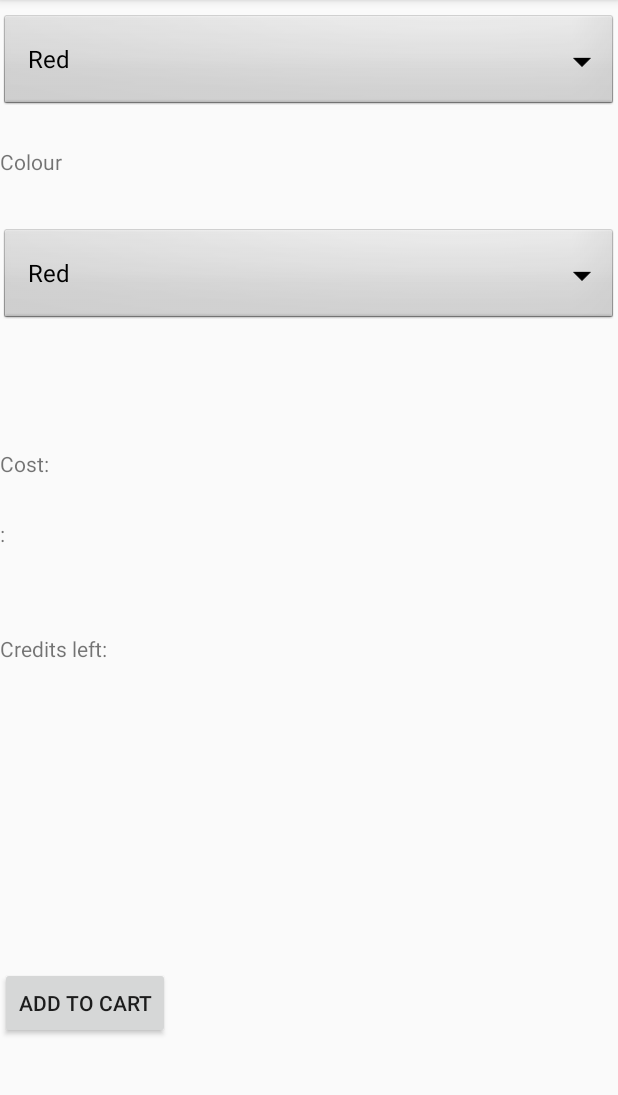
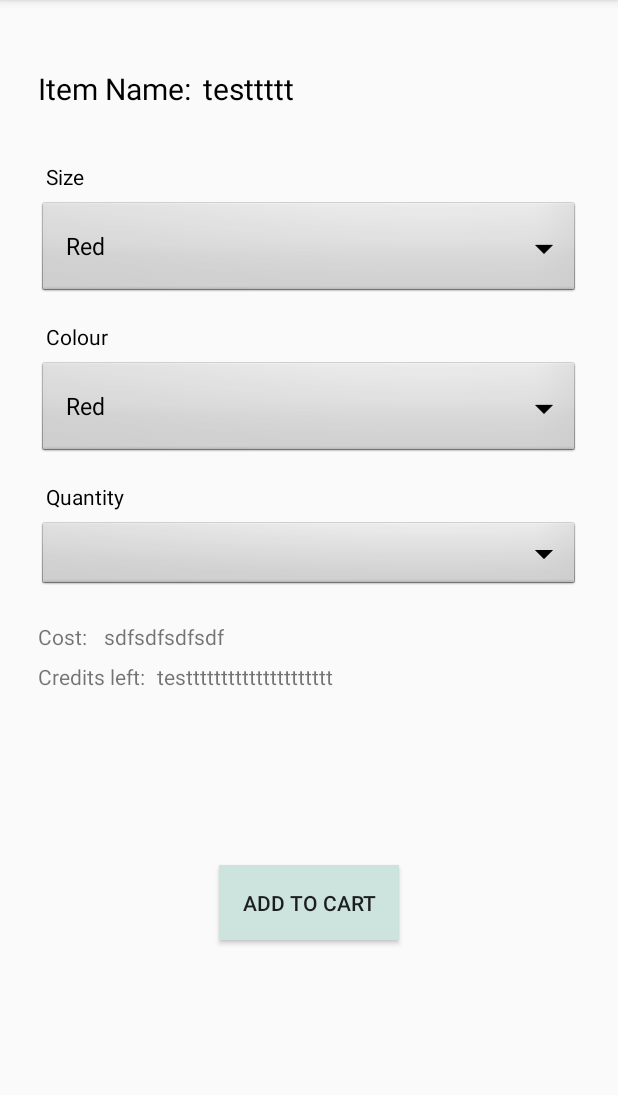
Before and after one commit to Phoshco/CodeExpDeez, an Android app: the ViewEmartItem screen opened directly, with no data from a screen before it, on a phone screen of 412 x 824 dp, the part 84-1179 px from its top. Run offline under Robolectric (Android 15) with nearby library versions, the phone set to English and light mode, and no system bars.

Commit message:
eMart changes

```diff
--- a/app/src/main/java/com/example/codeexpdeez/MainActivity.java
+++ b/app/src/main/java/com/example/codeexpdeez/MainActivity.java
@@ -24,6 +24,11 @@ public class MainActivity extends AppCompatActivity {
         super.onCreate(savedInstanceState);
         Intent intent = getIntent();
 
+        // this hides action bar for all activites
+        if (getSupportActionBar() != null) {
+            getSupportActionBar().hide();
+        }
+
         binding = ActivityMainBinding.inflate(getLayoutInflater());
         setContentView(binding.getRoot());
 
--- a/app/src/main/res/drawable/box_display.xml
+++ b/app/src/main/res/drawable/box_display.xml
@@ -2,8 +2,8 @@
 <selector xmlns:android="http://schemas.android.com/apk/res/android">
     <item>
         <shape android:shape="rectangle">
-            <solid android:color="@color/teal_200"/>
-            <corners android:radius="15dp"/>
+            <solid android:color="#a4c3b2"/>
+            <corners android:radius="10dp"/>
         </shape>
     </item>
 </selector>
--- a/app/src/main/res/layout/activity_view_emart_item.xml
+++ b/app/src/main/res/layout/activity_view_emart_item.xml
@@ -1,92 +1,170 @@
 <?xml version="1.0" encoding="utf-8"?>
-<RelativeLayout xmlns:android="http://schemas.android.com/apk/res/android"
+<androidx.constraintlayout.widget.ConstraintLayout xmlns:android="http://schemas.android.com/apk/res/android"
     xmlns:app="http://schemas.android.com/apk/res-auto"
     xmlns:tools="http://schemas.android.com/tools"
     android:layout_width="match_parent"
     android:layout_height="match_parent"
+    android:padding="25dp"
     tools:context=".ViewEmartItem">
 
 
     <TextView
-        android:id="@+id/textViewSize"
+        android:id="@+id/itemnametext"
         android:layout_width="wrap_content"
         android:layout_height="wrap_content"
-        android:layout_above="@+id/spinnerSize"
-        android:layout_marginBottom="11dp"
         android:layout_weight="1"
-        android:text="Size" />
+        android:layout_marginTop="20dp"
+        android:text="Item Name:"
+        android:textColor="@color/black"
+        android:textSize="20dp"
+        app:layout_constraintStart_toStartOf="parent"
+        app:layout_constraintTop_toTopOf="parent"
+        app:layout_constraintRight_toLeftOf="@id/emptytextview"/>
+
+    <TextView
+        android:id="@+id/emptytextview"
+        android:layout_width="280dp"
+        android:layout_height="wrap_content"
+        android:layout_weight="1"
+        android:layout_marginTop="20dp"
+        android:textColor="@color/black"
+        android:layout_marginLeft="8dp"
+        android:ellipsize="end"
+        android:maxLines="1"
+        android:textSize="20dp"
+        android:scrollHorizontally="true"
+        android:text="testtttt"
+        app:layout_constraintTop_toTopOf="parent"
+        app:layout_constraintLeft_toRightOf="@id/itemnametext"
+        />
+
+    <TextView
+        android:id="@+id/textViewSize"
+        android:layout_width="match_parent"
+        android:layout_height="wrap_content"
+        android:layout_weight="1"
+        android:layout_marginTop="30dp"
+        android:padding="5dp"
+        android:text="Size"
+        android:textColor="@color/black"
+        app:layout_constraintStart_toStartOf="parent"
+        app:layout_constraintTop_toBottomOf="@id/emptytextview"
+        app:layout_constraintBottom_toTopOf="@id/spinnerSize"/>
 
     <Spinner
         android:id="@+id/spinnerSize"
         android:layout_width="match_parent"
         android:layout_height="wrap_content"
-        android:layout_marginTop="8dp"
         android:background="@android:drawable/btn_dropdown"
-        android:spinnerMode="dropdown" />
+        android:spinnerMode="dropdown"
+        app:layout_constraintTop_toBottomOf="@id/textViewSize"
+        />
 
     <TextView
         android:id="@+id/textViewColour"
         android:layout_width="match_parent"
         android:layout_height="wrap_content"
-        android:layout_below="@+id/spinnerSize"
-        android:layout_marginTop="23dp"
+        android:layout_marginTop="10dp"
         android:layout_weight="1"
-        android:text="Colour" />
+        android:padding="5dp"
+        android:text="Colour"
+        android:textColor="@color/black"
+        app:layout_constraintTop_toBottomOf="@id/spinnerSize"/>
 
     <Spinner
         android:id="@+id/spinnerCOlour"
         android:layout_width="match_parent"
         android:layout_height="wrap_content"
         android:layout_below="@+id/textViewColour"
-        android:layout_marginTop="33dp"
         android:background="@android:drawable/btn_dropdown"
-        android:spinnerMode="dropdown" />
+        android:spinnerMode="dropdown"
+        android:text="Select Colour"
+        android:textColor="@color/black"
+        app:layout_constraintTop_toBottomOf="@id/textViewColour"/>
+
+    <TextView
+        android:id="@+id/textViewQuantity"
+        android:layout_width="match_parent"
+        android:layout_height="wrap_content"
+        android:layout_marginTop="10dp"
+        android:layout_weight="1"
+        android:padding="5dp"
+        android:text="Quantity"
+        android:textColor="@color/black"
+        app:layout_constraintTop_toBottomOf="@id/spinnerCOlour"/>
+
+    <Spinner
+        android:id="@+id/spinnerQuantity"
+        android:layout_width="match_parent"
+        android:layout_height="wrap_content"
+        android:layout_below="@+id/textViewColour"
+        android:background="@android:drawable/btn_dropdown"
+        android:spinnerMode="dropdown"
+        android:text="Select Colour"
+        android:textColor="@color/black"
+        app:layout_constraintTop_toBottomOf="@id/textViewQuantity"/>
+
+
 
     <TextView
         android:id="@+id/textViewCost"
-        android:layout_width="match_parent"
+        android:layout_width="wrap_content"
         android:layout_height="wrap_content"
-        android:layout_below="@+id/spinnerCOlour"
-        android:layout_marginTop="82dp"
-        android:layout_marginBottom="0dp"
+        android:layout_below="@+id/spinnerQuantity"
+        android:layout_marginTop="20dp"
         android:layout_weight="1"
-        android:text="Cost:" />
+        android:text="Cost:"
+        app:layout_constraintRight_toLeftOf="@id/textViewCostValue"
+        app:layout_constraintTop_toBottomOf="@id/spinnerQuantity"/>
 
     <TextView
         android:id="@+id/textViewCostValue"
-        android:layout_width="match_parent"
+        android:layout_width="wrap_content"
         android:layout_height="wrap_content"
-        android:layout_below="@+id/textViewCost"
-        android:layout_marginTop="27dp"
         android:layout_weight="1"
-        android:text=": " />
+        android:layout_marginTop="20dp"
+        android:layout_marginLeft="8dp"
+        android:text=" sdfsdfsdfsdf"
+        app:layout_constraintTop_toBottomOf="@id/spinnerQuantity"
+        app:layout_constraintLeft_toRightOf="@id/textViewCost"/>
 
     <TextView
         android:id="@+id/textViewCredit"
-        android:layout_width="match_parent"
+        android:layout_width="wrap_content"
         android:layout_height="wrap_content"
         android:layout_below="@+id/textViewCostValue"
-        android:layout_marginTop="57dp"
+        android:layout_marginTop="7dp"
         android:layout_marginBottom="30dp"
         android:layout_weight="1"
-        android:text="Credits left:" />
+        android:text="Credits left:"
+        app:layout_constraintRight_toLeftOf="@id/textViewCreditValue"
+        app:layout_constraintTop_toBottomOf="@id/textViewCost"/>
 
     <TextView
         android:id="@+id/textViewCreditValue"
-        android:layout_width="match_parent"
+        android:layout_width="wrap_content"
         android:layout_height="wrap_content"
-        android:layout_below="@+id/textViewCredit"
-        android:layout_marginTop="14dp"
-        android:layout_marginBottom="30dp"
+        android:layout_marginTop="7dp"
+        android:layout_marginLeft="8dp"
         android:layout_weight="1"
-        android:text="" />
+        android:text="testtttttttttttttttttttt"
+        app:layout_constraintTop_toBottomOf="@id/textViewCost"
+        app:layout_constraintLeft_toRightOf="@id/textViewCredit"/>
 
     <Button
         android:id="@+id/dropdownSubmit"
         android:layout_width="wrap_content"
         android:layout_height="wrap_content"
+        android:padding="15dp"
         android:layout_below="@+id/textViewCost"
-        android:layout_marginTop="326dp"
-        android:text="Add to Cart" />
+        android:text="Add to Cart"
+        android:background="@color/result_box_colour"
+        app:layout_constraintTop_toBottomOf="@id/textViewCreditValue"
+        app:layout_constraintLeft_toLeftOf="parent"
+        app:layout_constraintRight_toRightOf="parent"
+        app:layout_constraintBottom_toBottomOf="parent"
 
-</RelativeLayout>
+        />
+
+
+</androidx.constraintlayout.widget.ConstraintLayout>
--- a/app/src/main/res/layout/search_result_box.xml
+++ b/app/src/main/res/layout/search_result_box.xml
@@ -1,60 +1,49 @@
 <?xml version="1.0" encoding="utf-8"?>
-<androidx.cardview.widget.CardView xmlns:android="http://schemas.android.com/apk/res/android"
-    android:layout_width="120dp"
-    android:layout_height="190dp"
+<androidx.constraintlayout.widget.ConstraintLayout xmlns:android="http://schemas.android.com/apk/res/android"
+    android:layout_width="match_parent"
+    android:layout_height="80dp"
     xmlns:app="http://schemas.android.com/apk/res-auto"
-    android:background="@drawable/box_display"
+    android:background="@color/result_box_colour"
     android:layout_marginVertical="4sp"
-    android:padding="20dp">
-
-    <LinearLayout
-        android:id="@+id/search_box"
-        android:layout_width="match_parent"
-        android:layout_height="match_parent"
-        android:text="@string/itemname"
-        android:textSize="20sp"
-        android:textColor="@color/black"
-        android:paddingLeft="5dp"
-        app:layout_constraintStart_toStartOf="parent"
-        app:layout_constraintTop_toTopOf="parent"
-        android:background="@drawable/box_display"
-        android:scrollHorizontally="true"
-        android:ellipsize="end"
-        android:maxLines="1"
-        android:orientation="vertical" >
-
+    android:padding="16dp">
 
     <TextView
         android:id="@+id/itemname"
         android:layout_width="match_parent"
-            android:layout_height="match_parent"
+        android:layout_height="wrap_content"
         android:paddingLeft="5dp"
         android:ellipsize="end"
         android:maxLines="1"
         android:scrollHorizontally="true"
         android:text="@string/itemname"
         android:textColor="@color/black"
-            android:textSize="12.5sp"
+        android:textSize="19sp"
         app:layout_constraintStart_toStartOf="parent"
+        app:layout_constraintBottom_toTopOf="@id/price"
         />
 
 
     <TextView
         android:id="@+id/price"
         android:layout_width="match_parent"
-            android:layout_height="37dp"
+        android:layout_height="wrap_content"
         android:paddingLeft="5dp"
         android:scrollHorizontally="true"
         android:text="@string/price"
-            android:textColor="@color/black"
+        android:textColor="@color/grey"
+        android:textSize="16sp"
         app:layout_constraintStart_toStartOf="parent"
         app:layout_constraintTop_toBottomOf="@id/itemname" />
 
+    <TextView
+        android:id="@+id/forwardarrow"
+        android:layout_width="38dp"
+        android:layout_height="match_parent"
+        android:background="@drawable/ic_baseline_arrow_forward_ios_24"
+        app:layout_constraintEnd_toEndOf="parent"
+        app:layout_constraintBottom_toBottomOf="@id/price"
+        />
 
 
 
-
-    </LinearLayout>
-
-
-</androidx.cardview.widget.CardView>
+</androidx.constraintlayout.widget.ConstraintLayout>
--- a/app/src/main/res/values/colors.xml
+++ b/app/src/main/res/values/colors.xml
@@ -7,4 +7,6 @@
     <color name="teal_700">#FF018786</color>
     <color name="black">#FF000000</color>
     <color name="white">#FFFFFFFF</color>
+    <color name="result_box_colour">#cce3de</color>
+    <color name="grey">#6c757d</color>
 </resources>
```
Lines whose indentation alone changed are shown as unchanged.
